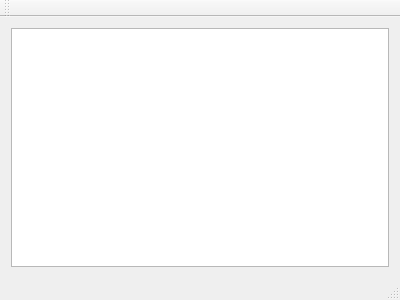
Before: the Qt Designer form examples/gui/mainwindow.ui in supamii/QttpServer, drawn with Qt 5.
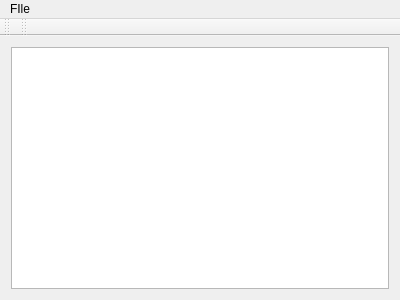
After: the same form once the commit is applied.

Commit message: Recording all http end-points in the gui example

Patch:
```diff
--- a/examples/gui/mainwindow.ui
+++ b/examples/gui/mainwindow.ui
@@ -16,7 +16,14 @@
   <widget class="QWidget" name="centralWidget">
    <layout class="QGridLayout" name="gridLayout">
     <item row="0" column="0">
-     <widget class="QListView" name="listView"/>
+     <widget class="QTableView" name="tableView">
+      <property name="alternatingRowColors">
+       <bool>true</bool>
+      </property>
+      <attribute name="horizontalHeaderStretchLastSection">
+       <bool>true</bool>
+      </attribute>
+     </widget>
     </item>
    </layout>
   </widget>
@@ -29,6 +36,12 @@
      <height>22</height>
     </rect>
    </property>
+   <widget class="QMenu" name="menuFIle">
+    <property name="title">
+     <string>FIle</string>
+    </property>
+   </widget>
+   <addaction name="menuFIle"/>
   </widget>
   <widget class="QToolBar" name="mainToolBar">
    <attribute name="toolBarArea">
@@ -38,7 +51,17 @@
     <bool>false</bool>
    </attribute>
   </widget>
-  <widget class="QStatusBar" name="statusBar"/>
+  <widget class="QToolBar" name="toolBar">
+   <property name="windowTitle">
+    <string>toolBar</string>
+   </property>
+   <attribute name="toolBarArea">
+    <enum>TopToolBarArea</enum>
+   </attribute>
+   <attribute name="toolBarBreak">
+    <bool>false</bool>
+   </attribute>
+  </widget>
  </widget>
  <layoutdefault spacing="6" margin="11"/>
  <resources/>
```
The commit also changes 3 other files.
